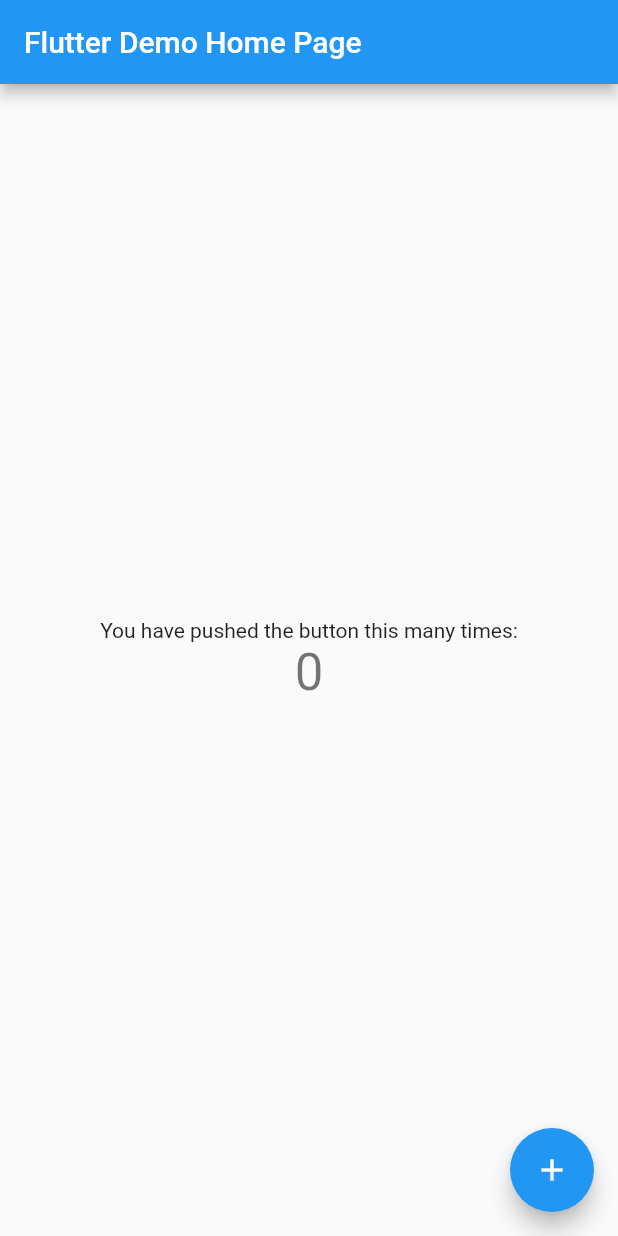
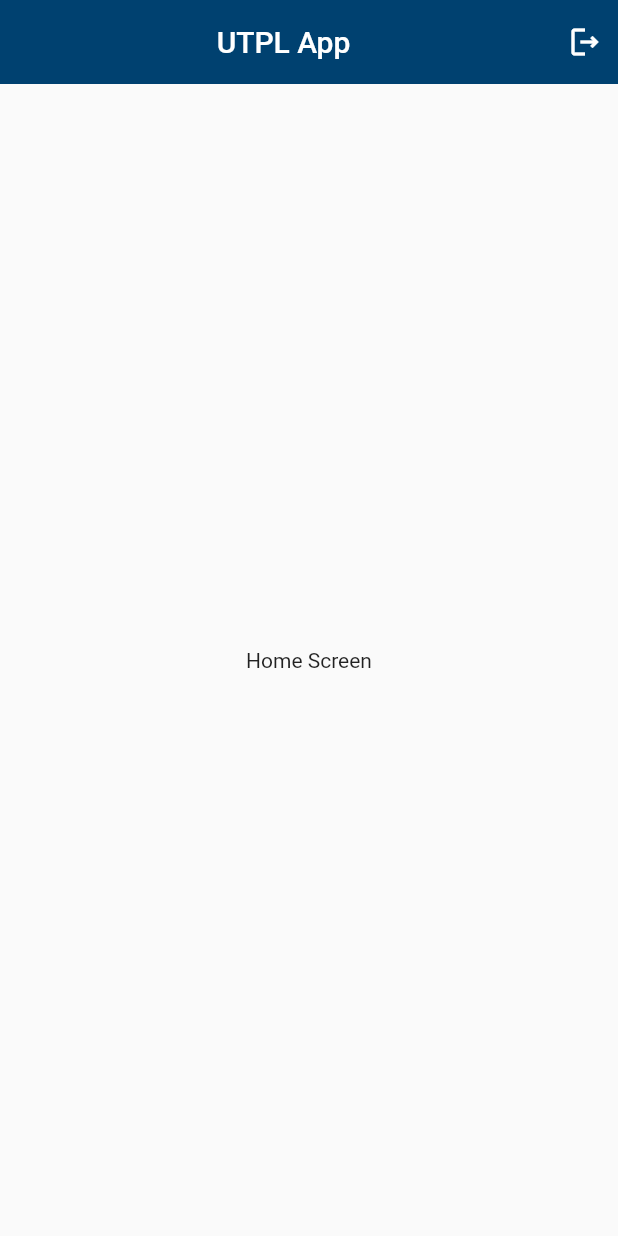
Before and after one commit to bdportilla1/utpl_app, a Flutter app: the screen it shows after launch, on a phone screen of 412 x 824 dp. Run offline on Flutter 3.47's test engine with Material 2 defaults, Android fonts, the phone set to English and light mode, and no system bars.

Commit message:
Estructura inicial

```diff
--- a/utpl_app/lib/main.dart
+++ b/utpl_app/lib/main.dart
@@ -1,115 +1,23 @@
 import 'package:flutter/material.dart';
+import 'package:utpl_app/router/app_routes.dart';
+import 'package:utpl_app/theme/app_theme.dart';
 
-void main() {
-  runApp(const MyApp());
-}
+void main() => runApp(const MyApp());
 
 class MyApp extends StatelessWidget {
+
   const MyApp({Key? key}) : super(key: key);
 
-  // This widget is the root of your application.
   @override
   Widget build(BuildContext context) {
     return MaterialApp(
-      title: 'Flutter Demo',
-      theme: ThemeData(
-        // This is the theme of your application.
-        //
-        // Try running your application with "flutter run". You'll see the
-        // application has a blue toolbar. Then, without quitting the app, try
-        // changing the primarySwatch below to Colors.green and then invoke
-        // "hot reload" (press "r" in the console where you ran "flutter run",
-        // or simply save your changes to "hot reload" in a Flutter IDE).
-        // Notice that the counter didn't reset back to zero; the application
-        // is not restarted.
-        primarySwatch: Colors.blue,
-      ),
-      home: const MyHomePage(title: 'Flutter Demo Home Page'),
+      debugShowCheckedModeBanner: false,
+      title: 'UTPL APP',
+      //home: const ListViewScreen2(),
+      initialRoute: AppRoutes.initialRoute,
+      routes: AppRoutes.getAppRoutes(),
+      //onGenerateRoute: AppRoutes.onGenerateRoute,
+      theme: AppTheme.lightTheme
     );
   }
 }
-
-class MyHomePage extends StatefulWidget {
-  const MyHomePage({Key? key, required this.title}) : super(key: key);
-
-  // This widget is the home page of your application. It is stateful, meaning
-  // that it has a State object (defined below) that contains fields that affect
-  // how it looks.
-
-  // This class is the configuration for the state. It holds the values (in this
-  // case the title) provided by the parent (in this case the App widget) and
-  // used by the build method of the State. Fields in a Widget subclass are
-  // always marked "final".
-
-  final String title;
-
-  @override
-  State<MyHomePage> createState() => _MyHomePageState();
-}
-
-class _MyHomePageState extends State<MyHomePage> {
-  int _counter = 0;
-
-  void _incrementCounter() {
-    setState(() {
-      // This call to setState tells the Flutter framework that something has
-      // changed in this State, which causes it to rerun the build method below
-      // so that the display can reflect the updated values. If we changed
-      // _counter without calling setState(), then the build method would not be
-      // called again, and so nothing would appear to happen.
-      _counter++;
-    });
-  }
-
-  @override
-  Widget build(BuildContext context) {
-    // This method is rerun every time setState is called, for instance as done
-    // by the _incrementCounter method above.
-    //
-    // The Flutter framework has been optimized to make rerunning build methods
-    // fast, so that you can just rebuild anything that needs updating rather
-    // than having to individually change instances of widgets.
-    return Scaffold(
-      appBar: AppBar(
-        // Here we take the value from the MyHomePage object that was created by
-        // the App.build method, and use it to set our appbar title.
-        title: Text(widget.title),
-      ),
-      body: Center(
-        // Center is a layout widget. It takes a single child and positions it
-        // in the middle of the parent.
-        child: Column(
-          // Column is also a layout widget. It takes a list of children and
-          // arranges them vertically. By default, it sizes itself to fit its
-          // children horizontally, and tries to be as tall as its parent.
-          //
-          // Invoke "debug painting" (press "p" in the console, choose the
-          // "Toggle Debug Paint" action from the Flutter Inspector in Android
-          // Studio, or the "Toggle Debug Paint" command in Visual Studio Code)
-          // to see the wireframe for each widget.
-          //
-          // Column has various properties to control how it sizes itself and
-          // how it positions its children. Here we use mainAxisAlignment to
-          // center the children vertically; the main axis here is the vertical
-          // axis because Columns are vertical (the cross axis would be
-          // horizontal).
-          mainAxisAlignment: MainAxisAlignment.center,
-          children: <Widget>[
-            const Text(
-              'You have pushed the button this many times:',
-            ),
-            Text(
-              '$_counter',
-              style: Theme.of(context).textTheme.headline4,
-            ),
-          ],
-        ),
-      ),
-      floatingActionButton: FloatingActionButton(
-        onPressed: _incrementCounter,
-        tooltip: 'Increment',
-        child: const Icon(Icons.add),
-      ), // This trailing comma makes auto-formatting nicer for build methods.
-    );
-  }
-}
--- /dev/null
+++ b/utpl_app/lib/models/menu_options.dart
@@ -0,0 +1,17 @@
+import 'package:flutter/material.dart' show IconData, Widget;
+
+class MenuOptions{
+
+  final String route;
+  final IconData icon;
+  final String name;
+  final Widget screen;
+
+  MenuOptions(
+    {
+      required this.route,
+      required this.icon,
+      required this.name,
+      required this.screen
+    });
+}
--- /dev/null
+++ b/utpl_app/lib/models/models.dart
@@ -0,0 +1 @@
+export 'package:utpl_app/models/menu_options.dart';
--- /dev/null
+++ b/utpl_app/lib/router/app_routes.dart
@@ -0,0 +1,55 @@
+
+import 'package:flutter/material.dart';
+
+import 'package:utpl_app/models/models.dart';
+import 'package:utpl_app/screens/screens.dart';
+
+
+class AppRoutes{
+  static const initialRoute = 'home_screen';
+  static final menuoptions = <MenuOptions>[
+    //MenuOptions(route: 'home_screen', name: 'Home Screen', screen: const HomeScreen(), icon: Icons.access_alarm), Icons.list
+    MenuOptions(route: 'home_screen', name: 'UTPL App', screen: const HomeScreen(), icon: Icons.home_filled),
+   /* MenuOptions(route: 'listview_screen2', name: 'Listview Screen 2', screen: const ListViewScreen2(), icon: Icons.list_alt),
+    MenuOptions(route: 'alert_screen', name: 'Alert Screen', screen: const AlertScreen(), icon: Icons.add_a_photo),
+    MenuOptions(route: 'card_screen', name: 'Card Screen', screen: const CardScreen(), icon: Icons.card_giftcard),
+    MenuOptions(route: 'avatar_screen', name: 'Avatar Screen', screen: const AvatarScreen(), icon: Icons.align_vertical_center_sharp),
+    MenuOptions(route: 'animated_screen', name: 'Animated Screen', screen: const AnimatedScreen(), icon: Icons.align_horizontal_left_sharp),
+    MenuOptions(route: 'inputs_screen', name: 'Inputs Screen', screen: const InputsScreen(), icon: Icons.input),
+    MenuOptions(route: 'slider_screen', name: 'Slider Screen', screen: const SliderScreen(), icon: Icons.slideshow_rounded),
+    MenuOptions(route: 'list_view_builder_screen', name: 'List View Builder Screen', screen: const ListViewBuilderScreen(), icon: Icons.abc_rounded),
+  */
+  ];
+
+  static Map<String, Widget Function(BuildContext)> getAppRoutes(){
+    Map<String, Widget Function(BuildContext)> appRoutes = {};
+    appRoutes.addAll({'home_screen': (BuildContext context)=> const HomeScreen()});
+    for (final option in menuoptions){
+      appRoutes.addAll({option.route: (BuildContext context)=> option.screen});
+    }
+    return appRoutes;
+  }
+
+
+/*
+  static Map<String, Widget Function(BuildContext)> routes =
+    {
+        'home_screen': (BuildContext context) => const HomeScreen(),
+        'listview_screen': (BuildContext context) => const ListViewScreen(),
+        'listview_screen2': (BuildContext context) => const ListViewScreen2(),
+        'alert_screen': (BuildContext context) => const AlertScreen(),
+        'card_screen': (BuildContext context) => const CardScreen(),
+      };*/
+
+
+/*
+    static Route<dynamic> onGenerateRoute (RouteSettings settings){
+          return MaterialPageRoute(
+              builder: (context) => const ListViewScreen()
+              );
+
+    } */
+
+
+
+}
--- /dev/null
+++ b/utpl_app/lib/screens/home_screen.dart
@@ -0,0 +1,28 @@
+import 'package:flutter/material.dart';
+
+class HomeScreen extends StatelessWidget {
+
+  const HomeScreen({Key? key}) : super(key: key);
+
+  @override
+  Widget build(BuildContext context) {
+    return Scaffold(
+      appBar: AppBar(
+        title: const Center(
+          child:  Text('UTPL App')
+        ),
+        //leading: const Icon(Icons.info_outline),
+        actions: [
+          Container(
+            margin:  const EdgeInsets.only(right: 10),
+            child:  const Icon(Icons.logout_outlined,
+            ),
+          )
+        ],
+      ),
+      body: const Center(
+         child: Text('Home Screen'),
+      ),
+    );
+  }
+}
--- /dev/null
+++ b/utpl_app/lib/screens/screens.dart
@@ -0,0 +1 @@
+export 'package:utpl_app/screens/home_screen.dart';
--- /dev/null
+++ b/utpl_app/lib/theme/app_theme.dart
@@ -0,0 +1,66 @@
+import 'package:flutter/material.dart';
+
+class AppTheme {
+  static const Color primary= Color.fromRGBO(0, 65, 112, 1);
+  static const Color iconscolor = Color.fromARGB(255, 249, 189, 10);
+
+  static final ThemeData lightTheme = ThemeData.light().copyWith(
+        // color primario
+        primaryColor: primary,
+        // appbar theme
+        appBarTheme: const AppBarTheme(
+          color: primary,
+          elevation: 0,
+        ),
+        // Estilos para los iconos
+        iconTheme: const IconThemeData(
+          color: iconscolor
+        ),
+        // text button theme
+        textButtonTheme: TextButtonThemeData(
+          style: TextButton.styleFrom(primary: primary)
+        ),
+        // Floating action button
+        floatingActionButtonTheme: const FloatingActionButtonThemeData(
+          backgroundColor: primary,
+          elevation: 5,
+        ),
+        // Elevated button
+        elevatedButtonTheme: ElevatedButtonThemeData(
+          style: ElevatedButton.styleFrom(
+             primary: AppTheme.primary,
+             shape: const StadiumBorder(),
+             elevation: 0
+        ),
+        ),
+
+        // Estilo de los inputs
+        inputDecorationTheme: const InputDecorationTheme(
+          floatingLabelStyle: TextStyle(color: primary),
+          enabledBorder: OutlineInputBorder(
+            borderSide: BorderSide(
+              color: primary,
+            ),
+            borderRadius: BorderRadius.only(
+              bottomLeft: Radius.circular(30),
+              topRight: Radius.circular(10)),
+          ),
+          focusedBorder: OutlineInputBorder(
+            borderSide: BorderSide(
+              color: primary,
+            ),
+            borderRadius: BorderRadius.only(
+              bottomLeft: Radius.circular(30),
+              topRight: Radius.circular(10)),
+          ),
+          border: OutlineInputBorder(
+            borderRadius: BorderRadius.only(
+              bottomLeft: Radius.circular(30),
+              topRight: Radius.circular(10)),
+          )
+
+
+
+        )
+  );
+}
```
Also changed, not shown: utpl_app/assets/jar-loading.gif (added), utpl_app/assets/no-image.jpg (added).
